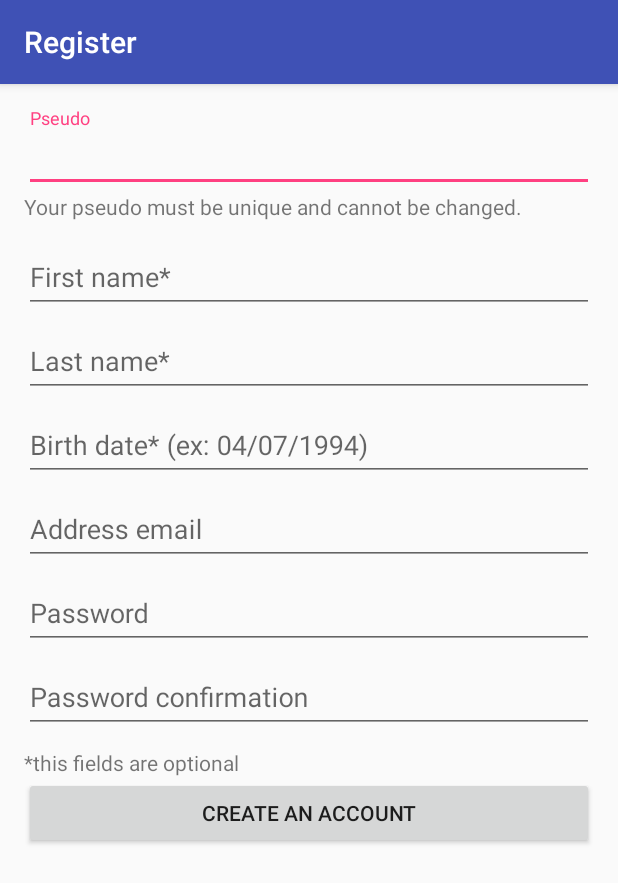
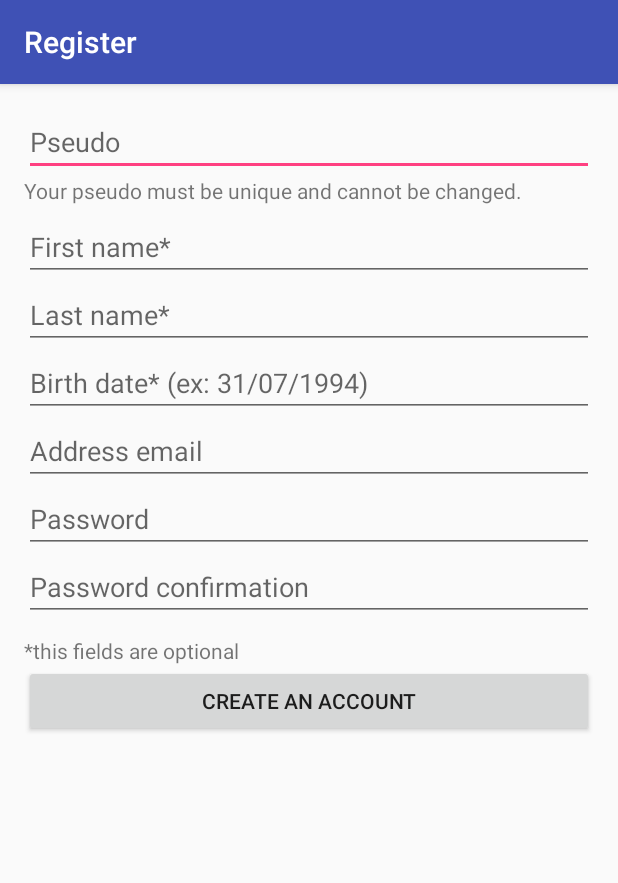
Before and after one commit to gregApps/wuapp, an Android app: the RegisterActivity screen opened directly, with no data from a screen before it, on a phone screen of 412 x 824 dp. Shown: the top 883 px of the screen. Run offline under Robolectric (Android 15) with nearby library versions, the phone set to English and light mode, and no system bars.

Commit message:
modif 15:33

```diff
--- a/src/main/java/wuinc/wuapp/User.java
+++ b/src/main/java/wuinc/wuapp/User.java
@@ -1,7 +1,6 @@
 package wuinc.wuapp;
 
 import java.sql.Date;
-import java.util.ArrayList;
 import java.util.Random;
 
 public class User {
@@ -19,6 +18,10 @@ public class User {
 
 	private FriendsList friendsList;
 	private Mailbox mailbox; //intern mailbox for friend requests and challenges
+
+	//empty constructor
+	public User(){
+	}
 
 	//constructor
 	public User(String pseudo, String email, String password){
--- a/src/main/res/layout/activity_register.xml
+++ b/src/main/res/layout/activity_register.xml
@@ -1,3 +1,4 @@
+<?xml version="1.0" encoding="utf-8"?>
 <LinearLayout xmlns:android="http://schemas.android.com/apk/res/android"
     xmlns:tools="http://schemas.android.com/tools"
     android:layout_width="match_parent"
@@ -10,20 +11,13 @@
     android:paddingTop="@dimen/activity_vertical_margin"
     tools:context="wuinc.wuapp.activities.RegisterActivity">
 
-    <android.support.design.widget.TextInputLayout
-        android:layout_width="match_parent"
-        android:layout_height="wrap_content">
-
-        <AutoCompleteTextView
+        <EditText
             android:id="@+id/pseudo"
             android:layout_width="match_parent"
             android:layout_height="wrap_content"
             android:hint="@string/prompt_pseudo"
-            android:inputType="textEmailAddress"
             android:maxLines="1"
             android:singleLine="true" />
-
-    </android.support.design.widget.TextInputLayout>
 
     <TextView
         android:layout_width="fill_parent"
@@ -33,26 +27,15 @@
         android:paddingBottom="5dp"
         tools:context=".MainActivity"/>
 
-    <android.support.design.widget.TextInputLayout
-        android:layout_width="match_parent"
-        android:layout_height="wrap_content">
-
-        <AutoCompleteTextView
+        <EditText
             android:id="@+id/firstName"
             android:layout_width="match_parent"
             android:layout_height="wrap_content"
             android:hint="@string/prompt_first_name"
-            android:inputType="textEmailAddress"
             android:maxLines="1"
             android:singleLine="true" />
 
-    </android.support.design.widget.TextInputLayout>
-
-    <android.support.design.widget.TextInputLayout
-        android:layout_width="match_parent"
-        android:layout_height="wrap_content">
-
-        <AutoCompleteTextView
+        <EditText
             android:id="@+id/lastName"
             android:layout_width="match_parent"
             android:layout_height="wrap_content"
@@ -61,28 +44,16 @@
             android:maxLines="1"
             android:singleLine="true" />
 
-    </android.support.design.widget.TextInputLayout>
-
-    <android.support.design.widget.TextInputLayout
-        android:layout_width="match_parent"
-        android:layout_height="wrap_content">
-
-        <AutoCompleteTextView
+        <EditText
             android:id="@+id/birthDate"
             android:layout_width="match_parent"
             android:layout_height="wrap_content"
             android:hint="@string/prompt_birth_date"
-            android:inputType="textEmailAddress"
+            android:inputType="datetime"
             android:maxLines="1"
             android:singleLine="true" />
 
-    </android.support.design.widget.TextInputLayout>
-
-    <android.support.design.widget.TextInputLayout
-        android:layout_width="match_parent"
-        android:layout_height="wrap_content">
-
-        <AutoCompleteTextView
+        <EditText
             android:id="@+id/email"
             android:layout_width="match_parent"
             android:layout_height="wrap_content"
@@ -90,12 +61,6 @@
             android:inputType="textEmailAddress"
             android:maxLines="1"
             android:singleLine="true" />
-
-    </android.support.design.widget.TextInputLayout>
-
-    <android.support.design.widget.TextInputLayout
-        android:layout_width="match_parent"
-        android:layout_height="wrap_content">
 
         <EditText
             android:id="@+id/password"
@@ -109,12 +74,6 @@
             android:maxLines="1"
             android:singleLine="true" />
 
-    </android.support.design.widget.TextInputLayout>
-
-    <android.support.design.widget.TextInputLayout
-        android:layout_width="match_parent"
-        android:layout_height="wrap_content">
-
         <EditText
             android:id="@+id/password_2"
             android:layout_width="match_parent"
@@ -126,8 +85,6 @@
             android:inputType="textPassword"
             android:maxLines="1"
             android:singleLine="true" />
-
-    </android.support.design.widget.TextInputLayout>
 
     <TextView
         android:layout_width="fill_parent"
--- a/src/main/res/values/strings.xml
+++ b/src/main/res/values/strings.xml
@@ -11,7 +11,7 @@
     <string name="warning_pseudo">Your pseudo must be unique and cannot be changed.</string>
     <string name="prompt_first_name">First name*</string>
     <string name="prompt_last_name">Last name*</string>
-    <string name="prompt_birth_date">Birth date* (ex: 04/07/1994)</string>
+    <string name="prompt_birth_date">Birth date* (ex: 31/07/1994)</string>
     <string name="prompt_email">Address email</string>
     <string name="prompt_password">Password</string>
     <string name="prompt_password_2">Password confirmation</string>
```
Also changed, not shown: src/main/java/wuinc/wuapp/activities/LoginActivity.java (+42 -6 lines), src/main/res/layout/activity_login.xml (+5 -16 lines), src/main/res/layout/activity_main.xml (+12 -10 lines), 1 other file.
